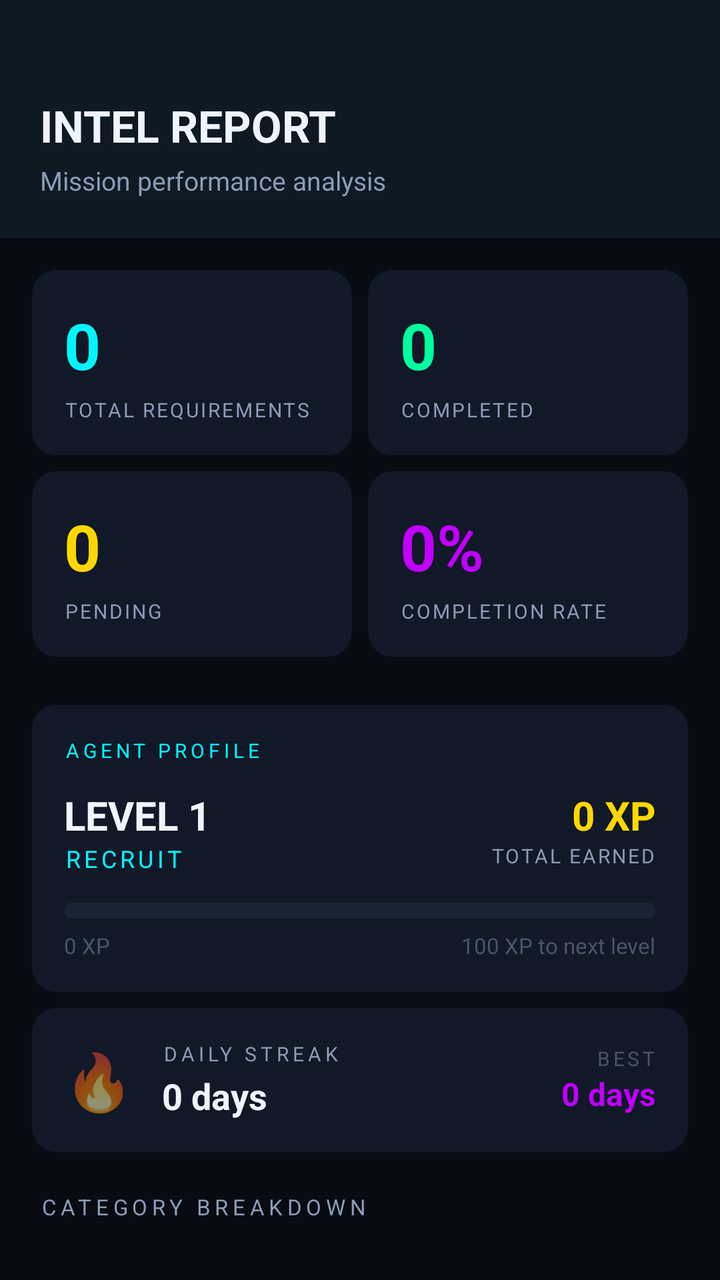
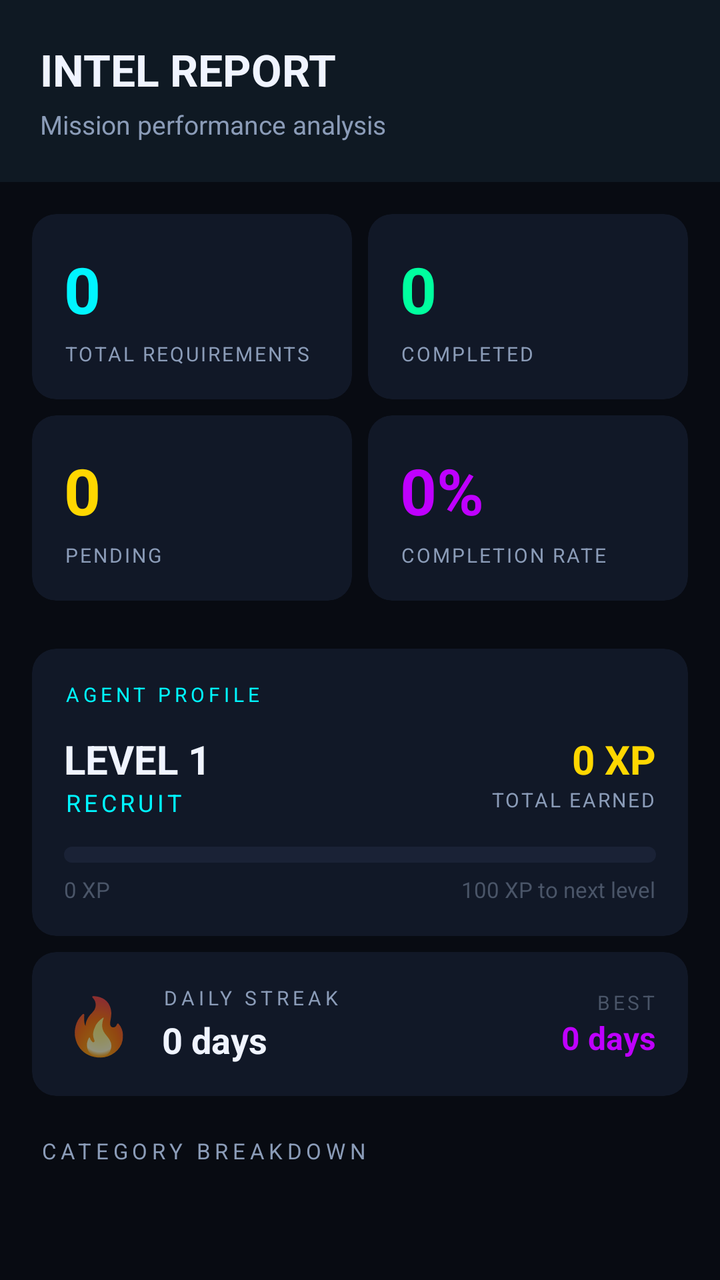

Compare the two renders of this Android layout. The source of the first and the diff that turns it into the second are given below.
<!-- AndroidManifest.xml: application theme Theme.ReqSync -->
<!-- res/layout/fragment_statistics.xml -->
<?xml version="1.0" encoding="utf-8"?>
<androidx.core.widget.NestedScrollView
    xmlns:android="http://schemas.android.com/apk/res/android"
    xmlns:app="http://schemas.android.com/apk/res-auto"
    android:layout_width="match_parent"
    android:layout_height="match_parent"
    android:background="@color/bg_deep_black"
    android:overScrollMode="never">

    <LinearLayout
        android:layout_width="match_parent"
        android:layout_height="wrap_content"
        android:orientation="vertical"
        android:paddingBottom="80dp">

        
        <LinearLayout
            android:layout_width="match_parent"
            android:layout_height="wrap_content"
            android:orientation="vertical"
            android:background="@color/bg_surface"
            android:paddingStart="20dp"
            android:paddingEnd="20dp"
            android:paddingTop="48dp"
            android:paddingBottom="20dp">

            <TextView
                android:layout_width="wrap_content"
                android:layout_height="wrap_content"
                android:text="INTEL REPORT"
                android:textColor="@color/text_primary"
                android:textSize="22sp"
                android:textStyle="bold" />

            <TextView
                android:layout_width="wrap_content"
                android:layout_height="wrap_content"
                android:text="Mission performance analysis"
                android:textColor="@color/text_secondary"
                android:textSize="13sp"
                android:layout_marginTop="4dp" />
        </LinearLayout>

        
        <GridLayout
            android:layout_width="match_parent"
            android:layout_height="wrap_content"
            android:columnCount="2"
            android:padding="12dp">

            
            <androidx.cardview.widget.CardView
                android:layout_width="0dp"
                android:layout_height="wrap_content"
                android:layout_columnWeight="1"
                android:layout_margin="4dp"
                app:cardBackgroundColor="@color/bg_card"
                app:cardCornerRadius="12dp"
                app:cardElevation="0dp">
                <LinearLayout android:layout_width="match_parent" android:layout_height="wrap_content"
                    android:orientation="vertical" android:padding="16dp">
                    <TextView android:id="@+id/tv_total_items"
                        android:layout_width="wrap_content" android:layout_height="wrap_content"
                        android:text="0" android:textColor="@color/neon_cyan"
                        android:textSize="32sp" android:textStyle="bold" />
                    <TextView android:layout_width="wrap_content" android:layout_height="wrap_content"
                        android:text="TOTAL REQUIREMENTS" android:textColor="@color/text_secondary"
                        android:textSize="10sp" android:letterSpacing="0.1" android:layout_marginTop="4dp" />
                </LinearLayout>
            </androidx.cardview.widget.CardView>

            
            <androidx.cardview.widget.CardView
                android:layout_width="0dp"
                android:layout_height="wrap_content"
                android:layout_columnWeight="1"
                android:layout_margin="4dp"
                app:cardBackgroundColor="@color/bg_card"
                app:cardCornerRadius="12dp"
                app:cardElevation="0dp">
                <LinearLayout android:layout_width="match_parent" android:layout_height="wrap_content"
                    android:orientation="vertical" android:padding="16dp">
                    <TextView android:id="@+id/tv_completed_items"
                        android:layout_width="wrap_content" android:layout_height="wrap_content"
                        android:text="0" android:textColor="@color/status_completed"
                        android:textSize="32sp" android:textStyle="bold" />
                    <TextView android:layout_width="wrap_content" android:layout_height="wrap_content"
                        android:text="COMPLETED" android:textColor="@color/text_secondary"
                        android:textSize="10sp" android:letterSpacing="0.1" android:layout_marginTop="4dp" />
                </LinearLayout>
            </androidx.cardview.widget.CardView>

            
            <androidx.cardview.widget.CardView
                android:layout_width="0dp"
                android:layout_height="wrap_content"
                android:layout_columnWeight="1"
                android:layout_margin="4dp"
                app:cardBackgroundColor="@color/bg_card"
                app:cardCornerRadius="12dp"
                app:cardElevation="0dp">
                <LinearLayout android:layout_width="match_parent" android:layout_height="wrap_content"
                    android:orientation="vertical" android:padding="16dp">
                    <TextView android:id="@+id/tv_pending_items"
                        android:layout_width="wrap_content" android:layout_height="wrap_content"
                        android:text="0" android:textColor="@color/status_pending"
                        android:textSize="32sp" android:textStyle="bold" />
                    <TextView android:layout_width="wrap_content" android:layout_height="wrap_content"
                        android:text="PENDING" android:textColor="@color/text_secondary"
                        android:textSize="10sp" android:letterSpacing="0.1" android:layout_marginTop="4dp" />
                </LinearLayout>
            </androidx.cardview.widget.CardView>

            
            <androidx.cardview.widget.CardView
                android:layout_width="0dp"
                android:layout_height="wrap_content"
                android:layout_columnWeight="1"
                android:layout_margin="4dp"
                app:cardBackgroundColor="@color/bg_card"
                app:cardCornerRadius="12dp"
                app:cardElevation="0dp">
                <LinearLayout android:layout_width="match_parent" android:layout_height="wrap_content"
                    android:orientation="vertical" android:padding="16dp">
                    <TextView android:id="@+id/tv_completion_rate"
                        android:layout_width="wrap_content" android:layout_height="wrap_content"
                        android:text="0%" android:textColor="@color/purple_glow"
                        android:textSize="32sp" android:textStyle="bold" />
                    <TextView android:layout_width="wrap_content" android:layout_height="wrap_content"
                        android:text="COMPLETION RATE" android:textColor="@color/text_secondary"
                        android:textSize="10sp" android:letterSpacing="0.1" android:layout_marginTop="4dp" />
                </LinearLayout>
            </androidx.cardview.widget.CardView>
        </GridLayout>

        
        <androidx.cardview.widget.CardView
            android:layout_width="match_parent"
            android:layout_height="wrap_content"
            android:layout_marginStart="16dp"
            android:layout_marginEnd="16dp"
            android:layout_marginTop="8dp"
            app:cardBackgroundColor="@color/bg_card"
            app:cardCornerRadius="12dp"
            app:cardElevation="0dp">

            <LinearLayout
                android:layout_width="match_parent"
                android:layout_height="wrap_content"
                android:orientation="vertical"
                android:padding="16dp">

                <TextView android:layout_width="wrap_content" android:layout_height="wrap_content"
                    android:text="AGENT PROFILE"
                    android:textColor="@color/neon_cyan" android:textSize="10sp" android:letterSpacing="0.2" />

                <LinearLayout android:layout_width="match_parent" android:layout_height="wrap_content"
                    android:orientation="horizontal" android:layout_marginTop="12dp">

                    <LinearLayout android:layout_width="0dp" android:layout_height="wrap_content"
                        android:layout_weight="1" android:orientation="vertical">
                        <TextView android:id="@+id/tv_level"
                            android:layout_width="wrap_content" android:layout_height="wrap_content"
                            android:text="LEVEL 1" android:textColor="@color/text_primary"
                            android:textSize="20sp" android:textStyle="bold" />
                        <TextView android:id="@+id/tv_rank"
                            android:layout_width="wrap_content" android:layout_height="wrap_content"
                            android:text="RECRUIT" android:textColor="@color/neon_cyan"
                            android:textSize="12sp" android:letterSpacing="0.15" />
                    </LinearLayout>

                    <LinearLayout android:layout_width="0dp" android:layout_height="wrap_content"
                        android:layout_weight="1" android:orientation="vertical" android:gravity="end">
                        <TextView android:id="@+id/tv_total_xp"
                            android:layout_width="wrap_content" android:layout_height="wrap_content"
                            android:text="0 XP" android:textColor="@color/xp_gold"
                            android:textSize="20sp" android:textStyle="bold" />
                        <TextView android:layout_width="wrap_content" android:layout_height="wrap_content"
                            android:text="TOTAL EARNED" android:textColor="@color/text_secondary"
                            android:textSize="10sp" android:letterSpacing="0.1" />
                    </LinearLayout>
                </LinearLayout>

                <ProgressBar
                    android:id="@+id/progress_xp"
                    style="?android:attr/progressBarStyleHorizontal"
                    android:layout_width="match_parent"
                    android:layout_height="8dp"
                    android:layout_marginTop="14dp"
                    android:progressDrawable="@drawable/bg_progress_bar"
                    android:max="100" android:progress="0" />

                <LinearLayout android:layout_width="match_parent" android:layout_height="wrap_content"
                    android:orientation="horizontal" android:layout_marginTop="6dp">
                    <TextView android:id="@+id/tv_xp_current"
                        android:layout_width="0dp" android:layout_height="wrap_content"
                        android:layout_weight="1" android:text="0 XP"
                        android:textColor="@color/text_muted" android:textSize="11sp" />
                    <TextView android:id="@+id/tv_xp_next_level"
                        android:layout_width="wrap_content" android:layout_height="wrap_content"
                        android:text="100 XP to next level"
                        android:textColor="@color/text_muted" android:textSize="11sp" />
                </LinearLayout>
            </LinearLayout>
        </androidx.cardview.widget.CardView>

        
        <androidx.cardview.widget.CardView
            android:layout_width="match_parent"
            android:layout_height="wrap_content"
            android:layout_marginStart="16dp"
            android:layout_marginEnd="16dp"
            android:layout_marginTop="8dp"
            app:cardBackgroundColor="@color/bg_card"
            app:cardCornerRadius="12dp"
            app:cardElevation="0dp">

            <LinearLayout android:layout_width="match_parent" android:layout_height="wrap_content"
                android:orientation="horizontal" android:gravity="center_vertical" android:padding="16dp">

                <TextView android:layout_width="wrap_content" android:layout_height="wrap_content"
                    android:text="🔥" android:textSize="28sp" android:layout_marginEnd="14dp" />

                <LinearLayout android:layout_width="0dp" android:layout_height="wrap_content"
                    android:layout_weight="1" android:orientation="vertical">
                    <TextView android:layout_width="wrap_content" android:layout_height="wrap_content"
                        android:text="DAILY STREAK" android:textColor="@color/text_secondary"
                        android:textSize="10sp" android:letterSpacing="0.2" />
                    <TextView android:id="@+id/tv_current_streak"
                        android:layout_width="wrap_content" android:layout_height="wrap_content"
                        android:text="0 days" android:textColor="@color/text_primary"
                        android:textSize="18sp" android:textStyle="bold" android:layout_marginTop="2dp" />
                </LinearLayout>

                <LinearLayout android:layout_width="wrap_content" android:layout_height="wrap_content"
                    android:orientation="vertical" android:gravity="end">
                    <TextView android:layout_width="wrap_content" android:layout_height="wrap_content"
                        android:text="BEST" android:textColor="@color/text_muted"
                        android:textSize="10sp" android:letterSpacing="0.15" />
                    <TextView android:id="@+id/tv_best_streak"
                        android:layout_width="wrap_content" android:layout_height="wrap_content"
                        android:text="0 days" android:textColor="@color/purple_glow"
                        android:textSize="16sp" android:textStyle="bold" />
                </LinearLayout>
            </LinearLayout>
        </androidx.cardview.widget.CardView>

        
        <TextView
            android:layout_width="wrap_content"
            android:layout_height="wrap_content"
            android:text="CATEGORY BREAKDOWN"
            android:textColor="@color/text_secondary"
            android:textSize="11sp"
            android:letterSpacing="0.2"
            android:layout_marginStart="20dp"
            android:layout_marginTop="20dp"
            android:layout_marginBottom="8dp" />

        <androidx.recyclerview.widget.RecyclerView
            android:id="@+id/rv_category_stats"
            android:layout_width="match_parent"
            android:layout_height="wrap_content"
            android:paddingStart="16dp"
            android:paddingEnd="16dp"
            android:overScrollMode="never"
            android:nestedScrollingEnabled="false" />

    </LinearLayout>
</androidx.core.widget.NestedScrollView>
<!-- resources referenced by this layout -->
<resources>
  <color name="bg_card">#111827</color>
  <color name="bg_deep_black">#080B12</color>
  <color name="bg_surface">#0F1923</color>
  <color name="neon_cyan">#00F5FF</color>
  <color name="purple_glow">#BF00FF</color>
  <color name="status_completed">#00FF9F</color>
  <color name="status_pending">#FFD700</color>
  <color name="text_muted">#4A5568</color>
  <color name="text_primary">#F0F4FF</color>
  <color name="text_secondary">#8B9CB8</color>
  <color name="xp_gold">#FFD700</color>
  <!-- drawable bg_progress_bar (drawable) -->
  <?xml version="1.0" encoding="utf-8"?>
  <layer-list xmlns:android="http://schemas.android.com/apk/res/android">
      <item android:id="@android:id/background">
          <shape android:shape="rectangle">
              <solid android:color="#1A2236" />
              <corners android:radius="4dp" />
          </shape>
      </item>
      <item android:id="@android:id/progress">
          <clip>
              <shape android:shape="rectangle">
                  <gradient
                      android:startColor="#00F5FF"
                      android:endColor="#BF00FF"
                      android:angle="0" />
                  <corners android:radius="4dp" />
              </shape>
          </clip>
      </item>
  </layer-list>
  <style name="Theme.ReqSync" parent="Theme.MaterialComponents.DayNight.NoActionBar">
          <item name="colorPrimary">@color/neon_cyan</item>
          <item name="colorPrimaryVariant">@color/neon_cyan_dim</item>
          <item name="colorSecondary">@color/purple_glow</item>
          <item name="colorSecondaryVariant">@color/purple_dim</item>
          <item name="android:colorBackground">@color/bg_deep_black</item>
          <item name="colorSurface">@color/bg_card</item>
          <item name="colorError">@color/status_overdue</item>
          <item name="colorOnPrimary">@color/bg_deep_black</item>
          <item name="colorOnSecondary">@color/bg_deep_black</item>
          <item name="colorOnBackground">@color/text_primary</item>
          <item name="colorOnSurface">@color/text_primary</item>
          <item name="colorOnError">@color/text_primary</item>
  
          
          <item name="android:windowBackground">@color/bg_deep_black</item>
          <item name="android:statusBarColor">@color/bg_deep_black</item>
          <item name="android:navigationBarColor">@color/bg_deep_black</item>
          <item name="android:windowLightStatusBar">false</item>
          <item name="android:windowLightNavigationBar">false</item>
  
          
          <item name="android:textColorPrimary">@color/text_primary</item>
          <item name="android:textColorSecondary">@color/text_secondary</item>
          <item name="android:textColorHint">@color/text_muted</item>
  
          
          <item name="shapeAppearanceSmallComponent">@style/ShapeSmall</item>
          <item name="shapeAppearanceMediumComponent">@style/ShapeMedium</item>
          <item name="shapeAppearanceLargeComponent">@style/ShapeLarge</item>
  
          
          <item name="colorControlActivated">@color/neon_cyan</item>
          <item name="colorControlNormal">@color/text_muted</item>
      </style>
  <color name="neon_cyan_dim">#0099A8</color>
  <color name="purple_dim">#7A00AA</color>
  <color name="status_overdue">#FF3D3D</color>
  <style name="ShapeSmall" parent="ShapeAppearance.MaterialComponents.SmallComponent">
          <item name="cornerFamily">rounded</item>
          <item name="cornerSize">8dp</item>
      </style>
  <style name="ShapeMedium" parent="ShapeAppearance.MaterialComponents.MediumComponent">
          <item name="cornerFamily">rounded</item>
          <item name="cornerSize">12dp</item>
      </style>
  <style name="ShapeLarge" parent="ShapeAppearance.MaterialComponents.LargeComponent">
          <item name="cornerFamily">rounded</item>
          <item name="cornerSize">16dp</item>
      </style>
</resources>

<!-- the commit's change to res/layout/fragment_statistics.xml (unified diff, before → after) -->
@@ -21,7 +21,7 @@
             android:background="@color/bg_surface"
             android:paddingStart="20dp"
             android:paddingEnd="20dp"
-            android:paddingTop="48dp"
+            android:paddingTop="20dp"
             android:paddingBottom="20dp">
 
             <TextView
